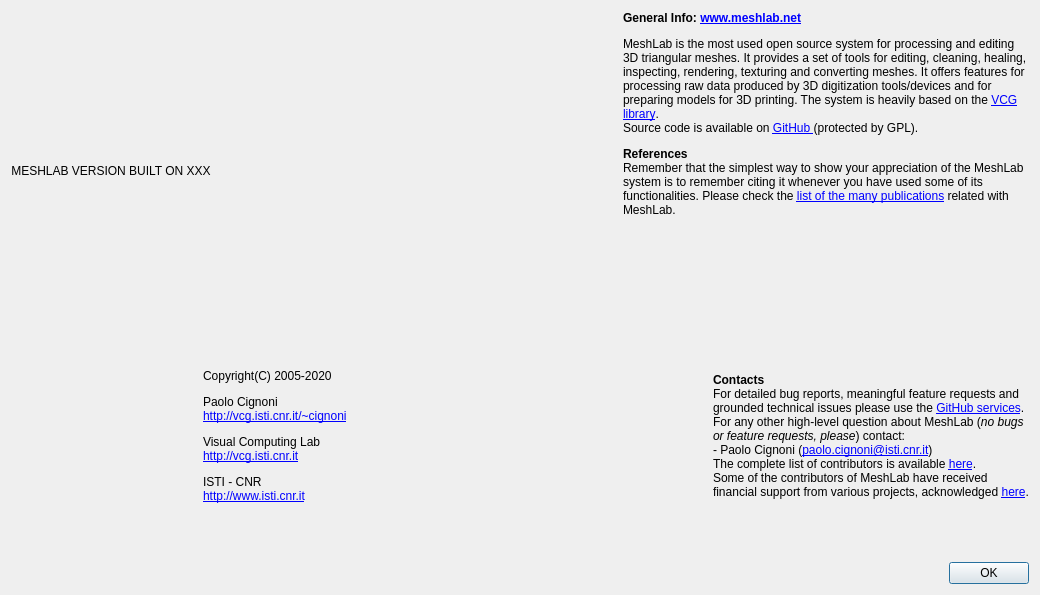
Old version of the form src/meshlab/dialogs/about_dialog.ui in the repository cnr-isti-vclab/meshlab.
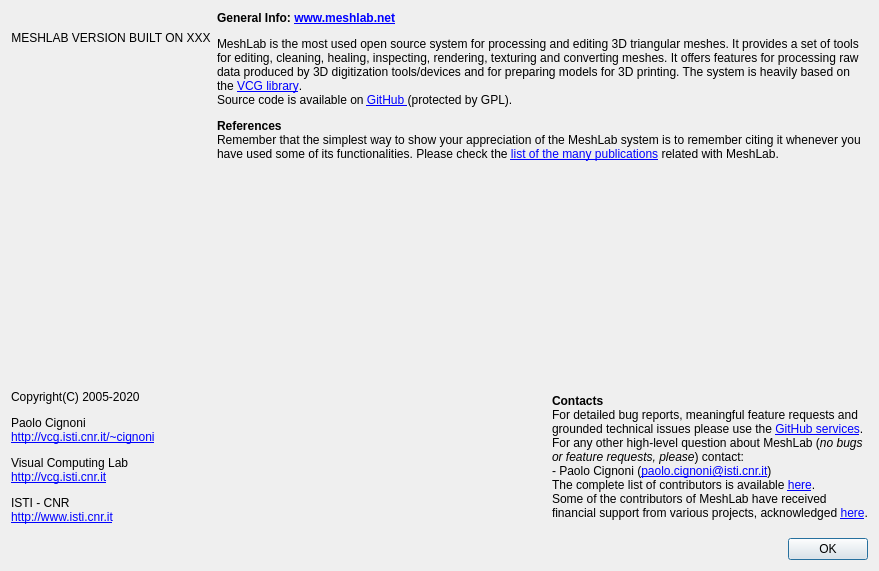
New version of the form. Icons and pictures are not drawn.

Commit message: fix ui and dialog titles

The edit to the form file:
```diff
--- a/src/meshlab/dialogs/about_dialog.ui
+++ b/src/meshlab/dialogs/about_dialog.ui
@@ -6,19 +6,47 @@
    <rect>
     <x>0</x>
     <y>0</y>
-    <width>1040</width>
-    <height>595</height>
+    <width>879</width>
+    <height>571</height>
    </rect>
   </property>
   <property name="windowTitle">
    <string>Dialog</string>
   </property>
   <layout class="QGridLayout" name="gridLayout">
+   <item row="3" column="0">
+    <widget class="QLabel" name="labelVCGDescription">
+     <property name="sizePolicy">
+      <sizepolicy hsizetype="MinimumExpanding" vsizetype="Preferred">
+       <horstretch>0</horstretch>
+       <verstretch>0</verstretch>
+      </sizepolicy>
+     </property>
+     <property name="text">
+      <string>&lt;p&gt;Copyright(C) 2005-2020&lt;/p&gt;
+&lt;p&gt;Paolo Cignoni&lt;br /&gt;&lt;a href=&quot;http://vcg.isti.cnr.it/%7Ecignoni&quot;&gt;http://vcg.isti.cnr.it/~cignoni&lt;/a&gt;&lt;/p&gt;
+&lt;p&gt;Visual Computing Lab&lt;br /&gt;&lt;a href=&quot;http://vcg.isti.cnr.it&quot;&gt;http://vcg.isti.cnr.it&lt;/a&gt;&lt;/p&gt;
+&lt;p&gt;ISTI - CNR&lt;br /&gt;&lt;a href=&quot;http://www.isti.cnr.it&quot;&gt;http://www.isti.cnr.it&lt;/a&gt;&lt;/p&gt;</string>
+     </property>
+     <property name="openExternalLinks">
+      <bool>true</bool>
+     </property>
+    </widget>
+   </item>
+   <item row="2" column="0">
+    <spacer name="verticalSpacer">
+     <property name="orientation">
+      <enum>Qt::Vertical</enum>
+     </property>
+     <property name="sizeHint" stdset="0">
+      <size>
+       <width>20</width>
+       <height>40</height>
+      </size>
+     </property>
+    </spacer>
+   </item>
    <item row="0" column="0">
-    <layout class="QHBoxLayout" name="horizontalLayout">
-     <item>
-      <layout class="QVBoxLayout" name="verticalLayout_2">
-       <item>
         <widget class="QLabel" name="labelMLLogo">
          <property name="sizePolicy">
           <sizepolicy hsizetype="Fixed" vsizetype="Fixed">
@@ -37,7 +65,42 @@
          </property>
         </widget>
        </item>
-       <item>
+   <item row="4" column="3">
+    <widget class="QDialogButtonBox" name="buttonBox">
+     <property name="orientation">
+      <enum>Qt::Horizontal</enum>
+     </property>
+     <property name="standardButtons">
+      <set>QDialogButtonBox::Ok</set>
+     </property>
+    </widget>
+   </item>
+   <item row="3" column="1">
+    <widget class="QLabel" name="labelVCGLogo_4">
+     <property name="sizePolicy">
+      <sizepolicy hsizetype="Fixed" vsizetype="Fixed">
+       <horstretch>0</horstretch>
+       <verstretch>0</verstretch>
+      </sizepolicy>
+     </property>
+     <property name="minimumSize">
+      <size>
+       <width>186</width>
+       <height>150</height>
+      </size>
+     </property>
+     <property name="text">
+      <string/>
+     </property>
+     <property name="pixmap">
+      <pixmap resource="../meshlab.qrc">:/images/logo.png</pixmap>
+     </property>
+     <property name="scaledContents">
+      <bool>false</bool>
+     </property>
+    </widget>
+   </item>
+   <item row="1" column="0">
         <widget class="QLabel" name="labelMLName">
          <property name="text">
           <string>MESHLAB VERSION BUILT ON XXX</string>
@@ -47,22 +110,20 @@
          </property>
         </widget>
        </item>
-      </layout>
-     </item>
-     <item>
-      <spacer name="spacer_2">
-       <property name="orientation">
-        <enum>Qt::Horizontal</enum>
-       </property>
-       <property name="sizeHint" stdset="0">
-        <size>
-         <width>13</width>
-         <height>20</height>
-        </size>
-       </property>
-      </spacer>
-     </item>
-     <item>
+   <item row="3" column="3">
+    <widget class="QLabel" name="labelVCGDescription_2">
+     <property name="text">
+      <string>&lt;p&gt;&lt;strong&gt;Contacts&lt;/strong&gt;&lt;br /&gt;For detailed bug reports, meaningful feature requests and grounded technical issues please use the &lt;a href=&quot;https://github.com/cnr-isti-vclab/meshlab/issues&quot;&gt;GitHub services&lt;/a&gt;.&lt;br /&gt;For any other high-level question about MeshLab (&lt;em&gt;no bugs or feature requests, please&lt;/em&gt;) contact:&lt;br /&gt;- Paolo Cignoni (&lt;a href=&quot;mailto:p.cignoni@isti.cnr.it?subject=%5BMeshLab%5D%20Info%20request&quot;&gt;paolo.cignoni@isti.cnr.it&lt;/a&gt;)&lt;br /&gt;The complete list of contributors is available &lt;a href=&quot;https://github.com/cnr-isti-vclab/meshlab/graphs/contributors&quot;&gt;here&lt;/a&gt;.&lt;br /&gt;Some of the contributors of MeshLab have received financial support from various projects, acknowledged &lt;a href=&quot;http://vcg.isti.cnr.it/projects.php&quot;&gt;here&lt;/a&gt;.&lt;/p&gt;</string>
+     </property>
+     <property name="wordWrap">
+      <bool>true</bool>
+     </property>
+     <property name="openExternalLinks">
+      <bool>true</bool>
+     </property>
+    </widget>
+   </item>
+   <item row="0" column="1" rowspan="3" colspan="3">
       <widget class="QLabel" name="label">
        <property name="sizePolicy">
         <sizepolicy hsizetype="Expanding" vsizetype="Preferred">
@@ -95,89 +156,18 @@
        </property>
       </widget>
      </item>
-    </layout>
-   </item>
-   <item row="2" column="0">
-    <widget class="QDialogButtonBox" name="buttonBox">
-     <property name="orientation">
-      <enum>Qt::Horizontal</enum>
-     </property>
-     <property name="standardButtons">
-      <set>QDialogButtonBox::Ok</set>
-     </property>
-    </widget>
-   </item>
-   <item row="1" column="0">
-    <layout class="QHBoxLayout" name="horizontalLayout_4">
-     <item>
-      <widget class="QLabel" name="labelVCGLogo_4">
-       <property name="sizePolicy">
-        <sizepolicy hsizetype="Fixed" vsizetype="Fixed">
-         <horstretch>0</horstretch>
-         <verstretch>0</verstretch>
-        </sizepolicy>
-       </property>
-       <property name="minimumSize">
-        <size>
-         <width>186</width>
-         <height>150</height>
-        </size>
-       </property>
-       <property name="text">
-        <string/>
-       </property>
-       <property name="pixmap">
-        <pixmap resource="../meshlab.qrc">:/images/logo.png</pixmap>
-       </property>
-       <property name="scaledContents">
-        <bool>false</bool>
-       </property>
-      </widget>
-     </item>
-     <item>
-      <widget class="QLabel" name="labelVCGDescription">
-       <property name="text">
-        <string>&lt;p&gt;Copyright(C) 2005-2020&lt;/p&gt;
-&lt;p&gt;Paolo Cignoni&lt;br /&gt;&lt;a href=&quot;http://vcg.isti.cnr.it/%7Ecignoni&quot;&gt;http://vcg.isti.cnr.it/~cignoni&lt;/a&gt;&lt;/p&gt;
-&lt;p&gt;Visual Computing Lab&lt;br /&gt;&lt;a href=&quot;http://vcg.isti.cnr.it&quot;&gt;http://vcg.isti.cnr.it&lt;/a&gt;&lt;/p&gt;
-&lt;p&gt;ISTI - CNR&lt;br /&gt;&lt;a href=&quot;http://www.isti.cnr.it&quot;&gt;http://www.isti.cnr.it&lt;/a&gt;&lt;/p&gt;</string>
-       </property>
-       <property name="openExternalLinks">
-        <bool>true</bool>
-       </property>
-      </widget>
-     </item>
-     <item>
-      <spacer name="spacer">
+   <item row="3" column="2">
+    <spacer name="horizontalSpacer">
        <property name="orientation">
         <enum>Qt::Horizontal</enum>
        </property>
        <property name="sizeHint" stdset="0">
         <size>
-         <width>13</width>
+       <width>40</width>
          <height>20</height>
         </size>
        </property>
       </spacer>
-     </item>
-     <item>
-      <layout class="QVBoxLayout" name="verticalLayout">
-       <item>
-        <widget class="QLabel" name="labelVCGDescription_2">
-         <property name="text">
-          <string>&lt;p&gt;&lt;strong&gt;Contacts&lt;/strong&gt;&lt;br /&gt;For detailed bug reports, meaningful feature requests and grounded technical issues please use the &lt;a href=&quot;https://github.com/cnr-isti-vclab/meshlab/issues&quot;&gt;GitHub services&lt;/a&gt;.&lt;br /&gt;For any other high-level question about MeshLab (&lt;em&gt;no bugs or feature requests, please&lt;/em&gt;) contact:&lt;br /&gt;- Paolo Cignoni (&lt;a href=&quot;mailto:p.cignoni@isti.cnr.it?subject=%5BMeshLab%5D%20Info%20request&quot;&gt;paolo.cignoni@isti.cnr.it&lt;/a&gt;)&lt;br /&gt;The complete list of contributors is available &lt;a href=&quot;https://github.com/cnr-isti-vclab/meshlab/graphs/contributors&quot;&gt;here&lt;/a&gt;.&lt;br /&gt;Some of the contributors of MeshLab have received financial support from various projects, acknowledged &lt;a href=&quot;http://vcg.isti.cnr.it/projects.php&quot;&gt;here&lt;/a&gt;.&lt;/p&gt;</string>
-         </property>
-         <property name="wordWrap">
-          <bool>true</bool>
-         </property>
-         <property name="openExternalLinks">
-          <bool>true</bool>
-         </property>
-        </widget>
-       </item>
-      </layout>
-     </item>
-    </layout>
    </item>
   </layout>
  </widget>
```
Left out of the diff: 2 changed lines with no effect on the pictures. Lines whose indentation alone changed are shown as unchanged. The commit also changes 1 other file.
